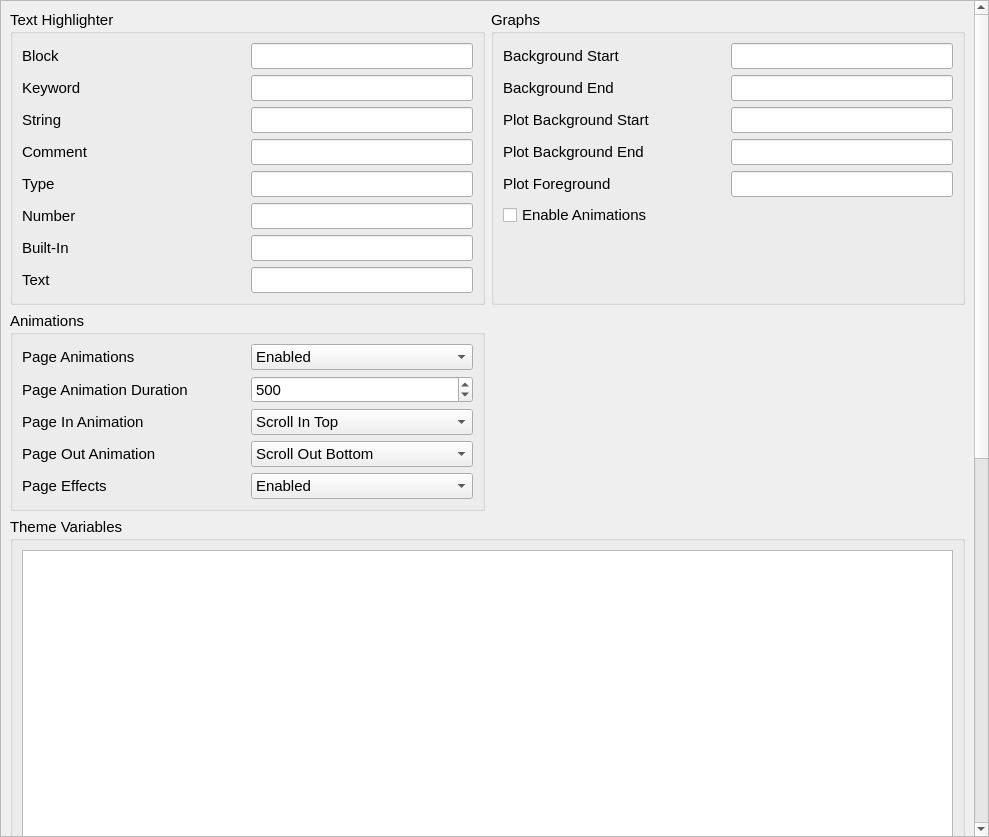
Qt form pages/settings/theme/themesettingspage.ui (DigitalArtifex/Flo) before a commit.
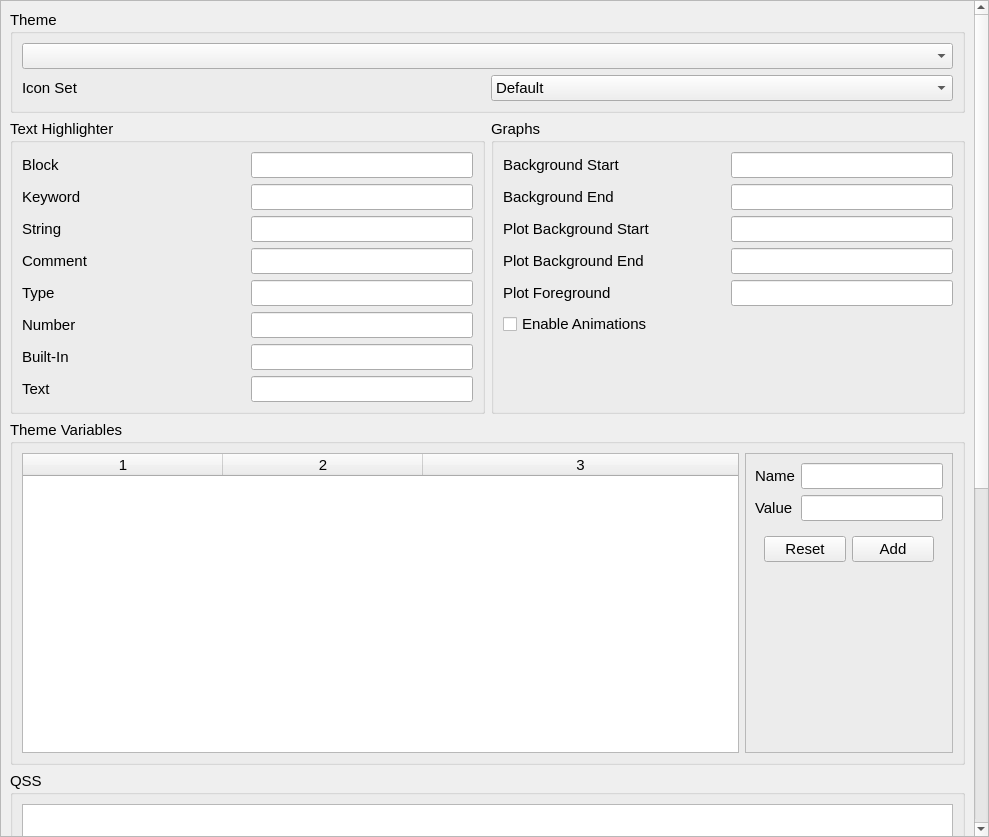
The same form after that commit.

What changed in the file:
```diff
--- a/pages/settings/theme/themesettingspage.ui
+++ b/pages/settings/theme/themesettingspage.ui
@@ -59,13 +59,173 @@
       <property name="geometry">
        <rect>
         <x>0</x>
-        <y>-724</y>
+        <y>-158</y>
         <width>973</width>
-        <height>1559</height>
+        <height>1454</height>
        </rect>
       </property>
       <layout class="QGridLayout" name="gridLayout_9">
-       <item row="0" column="1">
+       <item row="2" column="0" colspan="2">
+        <widget class="QGroupBox" name="groupBox_2">
+         <property name="font">
+          <font>
+           <pointsize>11</pointsize>
+          </font>
+         </property>
+         <property name="title">
+          <string>Theme Variables</string>
+         </property>
+         <layout class="QGridLayout" name="gridLayout_4">
+          <item row="0" column="0">
+           <widget class="QTableWidget" name="variableTableWidget">
+            <property name="minimumSize">
+             <size>
+              <width>0</width>
+              <height>300</height>
+             </size>
+            </property>
+            <property name="baseSize">
+             <size>
+              <width>0</width>
+              <height>300</height>
+             </size>
+            </property>
+            <property name="columnCount">
+             <number>3</number>
+            </property>
+            <attribute name="horizontalHeaderCascadingSectionResizes">
+             <bool>true</bool>
+            </attribute>
+            <attribute name="horizontalHeaderDefaultSectionSize">
+             <number>200</number>
+            </attribute>
+            <attribute name="horizontalHeaderStretchLastSection">
+             <bool>true</bool>
+            </attribute>
+            <column/>
+            <column/>
+            <column/>
+           </widget>
+          </item>
+          <item row="0" column="1">
+           <widget class="QFrame" name="frame">
+            <property name="sizePolicy">
+             <sizepolicy hsizetype="Preferred" vsizetype="Preferred">
+              <horstretch>0</horstretch>
+              <verstretch>0</verstretch>
+             </sizepolicy>
+            </property>
+            <property name="frameShape">
+             <enum>QFrame::StyledPanel</enum>
+            </property>
+            <property name="frameShadow">
+             <enum>QFrame::Raised</enum>
+            </property>
+            <layout class="QGridLayout" name="gridLayout_6">
+             <item row="2" column="0" colspan="2">
+              <widget class="QWidget" name="themeVariableButtonWidget" native="true">
+               <layout class="QGridLayout" name="gridLayout_7">
+                <item row="0" column="1">
+                 <widget class="QPushButton" name="themeVariableAddButton">
+                  <property name="text">
+                   <string>Add</string>
+                  </property>
+                 </widget>
+                </item>
+                <item row="0" column="0">
+                 <widget class="QPushButton" name="themeVariableResetButton">
+                  <property name="text">
+                   <string>Reset</string>
+                  </property>
+                 </widget>
+                </item>
+               </layout>
+              </widget>
+             </item>
+             <item row="0" column="0">
+              <widget class="QLabel" name="label_10">
+               <property name="text">
+                <string>Name</string>
+               </property>
+              </widget>
+             </item>
+             <item row="0" column="1">
+              <widget class="QLineEdit" name="themeVariableNameEdit">
+               <property name="sizePolicy">
+                <sizepolicy hsizetype="Preferred" vsizetype="Fixed">
+                 <horstretch>0</horstretch>
+                 <verstretch>0</verstretch>
+                </sizepolicy>
+               </property>
+              </widget>
+             </item>
+             <item row="1" column="1">
+              <widget class="QLineEdit" name="themeVariableValueEdit">
+               <property name="sizePolicy">
+                <sizepolicy hsizetype="Preferred" vsizetype="Fixed">
+                 <horstretch>0</horstretch>
+                 <verstretch>0</verstretch>
+                </sizepolicy>
+               </property>
+              </widget>
+             </item>
+             <item row="1" column="0">
+              <widget class="QLabel" name="label_12">
+               <property name="text">
+                <string>Value</string>
+               </property>
+              </widget>
+             </item>
+             <item row="3" column="0">
+              <spacer name="verticalSpacer_2">
+               <property name="orientation">
+                <enum>Qt::Vertical</enum>
+               </property>
+               <property name="sizeHint" stdset="0">
+                <size>
+                 <width>20</width>
+                 <height>40</height>
+                </size>
+               </property>
+              </spacer>
+             </item>
+            </layout>
+           </widget>
+          </item>
+         </layout>
+        </widget>
+       </item>
+       <item row="3" column="0" colspan="2">
+        <widget class="QGroupBox" name="groupBox_5">
+         <property name="font">
+          <font>
+           <pointsize>11</pointsize>
+          </font>
+         </property>
+         <property name="title">
+          <string>QSS</string>
+         </property>
+         <layout class="QGridLayout" name="gridLayout_10">
+          <item row="0" column="0">
+           <widget class="QTextEdit" name="qssEdit">
+            <property name="minimumSize">
+             <size>
+              <width>0</width>
+              <height>600</height>
+             </size>
+            </property>
+            <property name="baseSize">
+             <size>
+              <width>0</width>
+              <height>0</height>
+             </size>
+            </property>
+           </widget>
+          </item>
+         </layout>
+        </widget>
+       </item>
+       <item row="1" column="1">
         <widget class="QGroupBox" name="groupBox_3">
          <property name="font">
           <font>
@@ -155,191 +315,7 @@
          </layout>
         </widget>
        </item>
-       <item row="2" column="0" colspan="2">
-        <widget class="QGroupBox" name="groupBox_2">
-         <property name="font">
-          <font>
-           <pointsize>11</pointsize>
-          </font>
-         </property>
-         <property name="title">
-          <string>Theme Variables</string>
-         </property>
-         <layout class="QGridLayout" name="gridLayout_4">
-          <item row="0" column="0">
-           <widget class="QTableWidget" name="variableTableWidget">
-            <property name="minimumSize">
-             <size>
-              <width>0</width>
-              <height>300</height>
-             </size>
-            </property>
-            <property name="baseSize">
-             <size>
-              <width>0</width>
-              <height>300</height>
-             </size>
-            </property>
-            <attribute name="horizontalHeaderCascadingSectionResizes">
-             <bool>true</bool>
-            </attribute>
-            <attribute name="horizontalHeaderDefaultSectionSize">
-             <number>200</number>
-            </attribute>
-            <attribute name="horizontalHeaderStretchLastSection">
-             <bool>true</bool>
-            </attribute>
-           </widget>
-          </item>
-         </layout>
-        </widget>
-       </item>
        <item row="1" column="0">
-        <widget class="QGroupBox" name="groupBox_4">
-         <property name="font">
-          <font>
-           <pointsize>11</pointsize>
-          </font>
-         </property>
-         <property name="title">
-          <string>Animations</string>
-         </property>
-         <layout class="QGridLayout" name="gridLayout_6">
-          <item row="2" column="0">
-           <widget class="QLabel" name="label_18">
-            <property name="text">
-             <string>Page In Animation</string>
-            </property>
-           </widget>
-          </item>
-          <item row="0" column="1">
-           <widget class="QComboBox" name="pageAnimationEnableComboBox">
-            <property name="sizePolicy">
-             <sizepolicy hsizetype="Expanding" vsizetype="Fixed">
-              <horstretch>0</horstretch>
-              <verstretch>0</verstretch>
-             </sizepolicy>
-            </property>
-            <item>
-             <property name="text">
-              <string>Enabled</string>
-             </property>
-            </item>
-            <item>
-             <property name="text">
-              <string>Disabled</string>
-             </property>
-            </item>
-           </widget>
-          </item>
-          <item row="0" column="0">
-           <widget class="QLabel" name="label_9">
-            <property name="text">
-             <string>Page Animations</string>
-            </property>
-           </widget>
-          </item>
-          <item row="1" column="1">
-           <widget class="QSpinBox" name="pageAnimationDurationSpinBox">
-            <property name="sizePolicy">
-             <sizepolicy hsizetype="Expanding" vsizetype="Fixed">
-              <horstretch>0</horstretch>
-              <verstretch>0</verstretch>
-             </sizepolicy>
-            </property>
-            <property name="maximum">
-             <number>1000</number>
-            </property>
-            <property name="value">
-             <number>500</number>
-            </property>
-           </widget>
-          </item>
-          <item row="1" column="0">
-           <widget class="QLabel" name="label_12">
-            <property name="sizePolicy">
-             <sizepolicy hsizetype="Expanding" vsizetype="Preferred">
-              <horstretch>0</horstretch>
-              <verstretch>0</verstretch>
-             </sizepolicy>
-            </property>
-            <property name="text">
-             <string>Page Animation Duration</string>
-            </property>
-           </widget>
-          </item>
-          <item row="3" column="0">
-           <widget class="QLabel" name="label_19">
-            <property name="text">
-             <string>Page Out Animation</string>
-            </property>
-           </widget>
-          </item>
-          <item row="2" column="1">
-           <widget class="QComboBox" name="comboBox">
-            <property name="sizePolicy">
-             <sizepolicy hsizetype="Expanding" vsizetype="Fixed">
-              <horstretch>0</horstretch>
-              <verstretch>0</verstretch>
-             </sizepolicy>
-            </property>
-            <item>
-             <property name="text">
-              <string>Scroll In Top</string>
-             </property>
-            </item>
-            <item>
-             <property name="text">
-              <string>Fade In</string>
-             </property>
-            </item>
-           </widget>
-          </item>
-          <item row="3" column="1">
-           <widget class="QComboBox" name="comboBox_2">
-            <property name="sizePolicy">
-             <sizepolicy hsizetype="Expanding" vsizetype="Fixed">
-              <horstretch>0</horstretch>
-              <verstretch>0</verstretch>
-             </sizepolicy>
-            </property>
-            <item>
-             <property name="text">
-              <string>Scroll Out Bottom</string>
-             </property>
-            </item>
-            <item>
-             <property name="text">
-              <string>Fade Out</string>
-             </property>
-            </item>
-           </widget>
-          </item>
-          <item row="4" column="0">
-           <widget class="QLabel" name="label_10">
-            <property name="text">
-             <string>Page Effects</string>
-            </property>
-           </widget>
-          </item>
-          <item row="4" column="1">
-           <widget class="QComboBox" name="comboBox_3">
-            <item>
-             <property name="text">
-              <string>Enabled</string>
-             </property>
-            </item>
-            <item>
-             <property name="text">
-              <string>Disabled</string>
-             </property>
-            </item>
-           </widget>
-          </item>
-         </layout>
-        </widget>
-       </item>
-       <item row="0" column="0">
         <widget class="QGroupBox" name="groupBox">
          <property name="font">
           <font>
@@ -442,33 +418,36 @@
          </layout>
         </widget>
        </item>
-       <item row="3" column="0" colspan="2">
-        <widget class="QGroupBox" name="groupBox_5">
+       <item row="0" column="0" colspan="2">
+        <widget class="QGroupBox" name="groupBox_4">
          <property name="font">
           <font>
            <pointsize>11</pointsize>
           </font>
          </property>
          <property name="title">
-          <string>QSS</string>
+          <string>Theme</string>
          </property>
-         <layout class="QGridLayout" name="gridLayout_10">
-          <item row="0" column="0">
-           <widget class="QTextEdit" name="qssEdit">
-            <property name="minimumSize">
-             <size>
-              <width>0</width>
-              <height>600</height>
-             </size>
+         <layout class="QGridLayout" name="gridLayout_2">
+          <item row="1" column="0">
+           <widget class="QLabel" name="label_9">
+            <property name="text">
+             <string>Icon Set</string>
             </property>
-            <property name="baseSize">
-             <size>
-              <width>0</width>
-              <height>0</height>
-             </size>
-            </property>
            </widget>
           </item>
+          <item row="1" column="1">
+           <widget class="QComboBox" name="comboBox_2">
+            <item>
+             <property name="text">
+              <string>Default</string>
+             </property>
+            </item>
+           </widget>
+          </item>
+          <item row="0" column="0" colspan="2">
+           <widget class="QComboBox" name="themeComboBox"/>
+          </item>
          </layout>
         </widget>
        </item>
```
